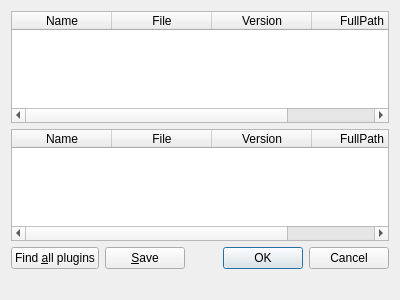
Gepetto/gepetto-viewer-corba, file include/gepetto/gui/ui/pluginmanagerdialog.ui: the form before one commit.
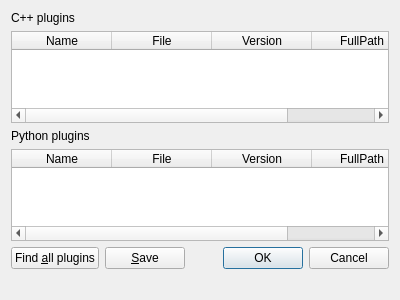
The form after the commit. Icons and pictures are not drawn.

Commit message: Clean loading of python plugins.

What changed in the file:
```diff
--- a/include/gepetto/gui/ui/pluginmanagerdialog.ui
+++ b/include/gepetto/gui/ui/pluginmanagerdialog.ui
@@ -19,6 +19,13 @@
    </iconset>
   </property>
   <layout class="QVBoxLayout" name="verticalLayout">
+   <item>
+    <widget class="QLabel" name="cppPluginHeader">
+     <property name="text">
+      <string>C++ plugins</string>
+     </property>
+    </widget>
+   </item>
    <item>
     <widget class="QTableWidget" name="pluginList">
      <property name="contextMenuPolicy">
@@ -46,6 +53,13 @@
      </column>
     </widget>
    </item>
+   <item>
+    <widget class="QLabel" name="pyPluginHeader">
+     <property name="text">
+      <string>Python plugins</string>
+     </property>
+    </widget>
+   </item>
    <item>
     <widget class="QTableWidget" name="pypluginList">
      <property name="contextMenuPolicy">
```
Left out of the diff: 6 changed lines with no effect on the pictures. The commit also changes 2 other files.
